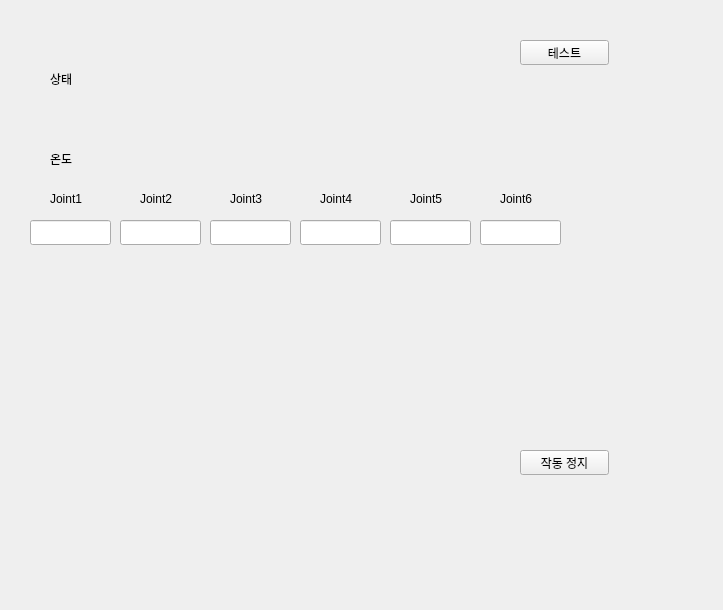
This is src/store_package/ui/robot_manage.ui in cccsssshh/Aris_Team5 as Qt 5 draws it before an edit. The edited form follows.
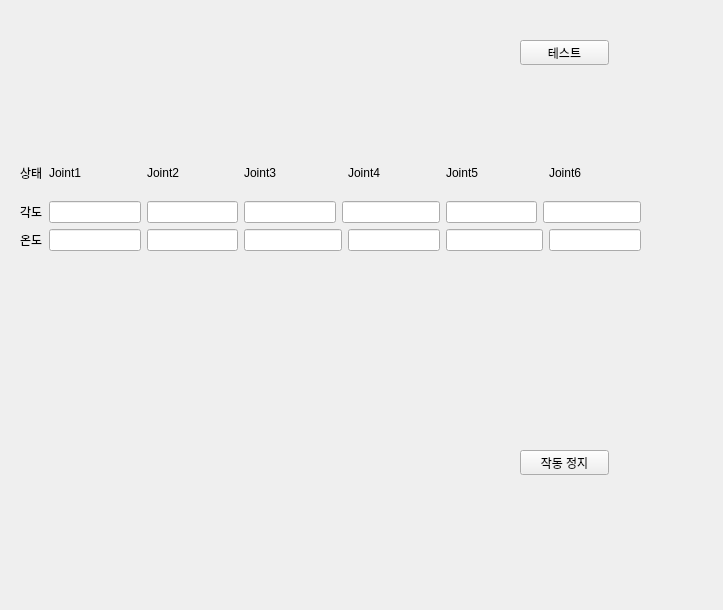
This is the edited form.

Diff of the .ui file:
```diff
--- a/src/store_package/ui/robot_manage.ui
+++ b/src/store_package/ui/robot_manage.ui
@@ -13,32 +13,6 @@
   <property name="windowTitle">
    <string>Form</string>
   </property>
-  <widget class="QLabel" name="tempsLabel">
-   <property name="geometry">
-    <rect>
-     <x>50</x>
-     <y>150</y>
-     <width>67</width>
-     <height>17</height>
-    </rect>
-   </property>
-   <property name="text">
-    <string>온도</string>
-   </property>
-  </widget>
-  <widget class="QLabel" name="statusLabel">
-   <property name="geometry">
-    <rect>
-     <x>50</x>
-     <y>70</y>
-     <width>67</width>
-     <height>17</height>
-    </rect>
-   </property>
-   <property name="text">
-    <string>상태</string>
-   </property>
-  </widget>
   <widget class="QPushButton" name="testBtn">
    <property name="geometry">
     <rect>
@@ -52,144 +26,6 @@
     <string>테스트</string>
    </property>
   </widget>
-  <widget class="QLabel" name="joint1Label">
-   <property name="geometry">
-    <rect>
-     <x>50</x>
-     <y>190</y>
-     <width>67</width>
-     <height>17</height>
-    </rect>
-   </property>
-   <property name="text">
-    <string>Joint1</string>
-   </property>
-  </widget>
-  <widget class="QLabel" name="joint2Label">
-   <property name="geometry">
-    <rect>
-     <x>140</x>
-     <y>190</y>
-     <width>67</width>
-     <height>17</height>
-    </rect>
-   </property>
-   <property name="text">
-    <string>Joint2</string>
-   </property>
-  </widget>
-  <widget class="QLabel" name="joint3Label">
-   <property name="geometry">
-    <rect>
-     <x>320</x>
-     <y>190</y>
-     <width>67</width>
-     <height>17</height>
-    </rect>
-   </property>
-   <property name="text">
-    <string>Joint4</string>
-   </property>
-  </widget>
-  <widget class="QLabel" name="joint4Label">
-   <property name="geometry">
-    <rect>
-     <x>230</x>
-     <y>190</y>
-     <width>67</width>
-     <height>17</height>
-    </rect>
-   </property>
-   <property name="text">
-    <string>Joint3</string>
-   </property>
-  </widget>
-  <widget class="QLabel" name="joint5Label">
-   <property name="geometry">
-    <rect>
-     <x>410</x>
-     <y>190</y>
-     <width>67</width>
-     <height>17</height>
-    </rect>
-   </property>
-   <property name="text">
-    <string>Joint5</string>
-   </property>
-  </widget>
-  <widget class="QLabel" name="joint6Label">
-   <property name="geometry">
-    <rect>
-     <x>500</x>
-     <y>190</y>
-     <width>67</width>
-     <height>17</height>
-    </rect>
-   </property>
-   <property name="text">
-    <string>Joint6</string>
-   </property>
-  </widget>
-  <widget class="QLineEdit" name="joint1Line">
-   <property name="geometry">
-    <rect>
-     <x>30</x>
-     <y>220</y>
-     <width>81</width>
-     <height>25</height>
-    </rect>
-   </property>
-  </widget>
-  <widget class="QLineEdit" name="joint2Line">
-   <property name="geometry">
-    <rect>
-     <x>120</x>
-     <y>220</y>
-     <width>81</width>
-     <height>25</height>
-    </rect>
-   </property>
-  </widget>
-  <widget class="QLineEdit" name="joint3Line">
-   <property name="geometry">
-    <rect>
-     <x>210</x>
-     <y>220</y>
-     <width>81</width>
-     <height>25</height>
-    </rect>
-   </property>
-  </widget>
-  <widget class="QLineEdit" name="joint4Line">
-   <property name="geometry">
-    <rect>
-     <x>300</x>
-     <y>220</y>
-     <width>81</width>
-     <height>25</height>
-    </rect>
-   </property>
-  </widget>
-  <widget class="QLineEdit" name="joint5Line">
-   <property name="geometry">
-    <rect>
-     <x>390</x>
-     <y>220</y>
-     <width>81</width>
-     <height>25</height>
-    </rect>
-   </property>
-  </widget>
-  <widget class="QLineEdit" name="joint6Line">
-   <property name="geometry">
-    <rect>
-     <x>480</x>
-     <y>220</y>
-     <width>81</width>
-     <height>25</height>
-    </rect>
-   </property>
-  </widget>
   <widget class="QPushButton" name="stopBtn">
    <property name="geometry">
     <rect>
@@ -203,6 +39,117 @@
     <string>작동 정지</string>
    </property>
   </widget>
+  <widget class="QWidget" name="">
+   <property name="geometry">
+    <rect>
+     <x>20</x>
+     <y>150</y>
+     <width>621</width>
+     <height>101</height>
+    </rect>
+   </property>
+   <layout class="QGridLayout" name="gridLayout">
+    <item row="0" column="0">
+     <widget class="QLabel" name="statusLabel">
+      <property name="text">
+       <string>상태</string>
+      </property>
+     </widget>
+    </item>
+    <item row="0" column="1">
+     <widget class="QLabel" name="joint1Label">
+      <property name="text">
+       <string>Joint1</string>
+      </property>
+     </widget>
+    </item>
+    <item row="0" column="2">
+     <widget class="QLabel" name="joint2Label">
+      <property name="text">
+       <string>Joint2</string>
+      </property>
+     </widget>
+    </item>
+    <item row="0" column="3">
+     <widget class="QLabel" name="joint4Label">
+      <property name="text">
+       <string>Joint3</string>
+      </property>
+     </widget>
+    </item>
+    <item row="0" column="5">
+     <widget class="QLabel" name="joint3Label">
+      <property name="text">
+       <string>Joint4</string>
+      </property>
+     </widget>
+    </item>
+    <item row="0" column="6">
+     <widget class="QLabel" name="joint5Label">
+      <property name="text">
+       <string>Joint5</string>
+      </property>
+     </widget>
+    </item>
+    <item row="0" column="8">
+     <widget class="QLabel" name="joint6Label">
+      <property name="text">
+       <string>Joint6</string>
+      </property>
+     </widget>
+    </item>
+    <item row="1" column="0">
+     <widget class="QLabel" name="tempsLabel_2">
+      <property name="text">
+       <string>각도</string>
+      </property>
+     </widget>
+    </item>
+    <item row="1" column="1">
+     <widget class="QLineEdit" name="joint1Line"/>
+    </item>
+    <item row="1" column="2">
+     <widget class="QLineEdit" name="joint2Line"/>
+    </item>
+    <item row="1" column="3">
+     <widget class="QLineEdit" name="joint3Line"/>
+    </item>
+    <item row="1" column="4" colspan="2">
+     <widget class="QLineEdit" name="joint4Line"/>
+    </item>
+    <item row="1" column="6">
+     <widget class="QLineEdit" name="joint5Line"/>
+    </item>
+    <item row="1" column="7" colspan="2">
+     <widget class="QLineEdit" name="joint6Line"/>
+    </item>
+    <item row="2" column="0">
+     <widget class="QLabel" name="tempsLabel">
+      <property name="text">
+       <string>온도</string>
+      </property>
+     </widget>
+    </item>
+    <item row="2" column="1">
+     <widget class="QLineEdit" name="temp1Label"/>
+    </item>
+    <item row="2" column="2">
+     <widget class="QLineEdit" name="temp2Label"/>
+    </item>
+    <item row="2" column="3" colspan="2">
+     <widget class="QLineEdit" name="temp3Label"/>
+    </item>
+    <item row="2" column="5">
+     <widget class="QLineEdit" name="temp4Label"/>
+    </item>
+    <item row="2" column="6" colspan="2">
+     <widget class="QLineEdit" name="temp5Label"/>
+    </item>
+    <item row="2" column="8">
+     <widget class="QLineEdit" name="temp6Label"/>
+    </item>
+   </layout>
+  </widget>
  </widget>
  <resources/>
  <connections/>
```
